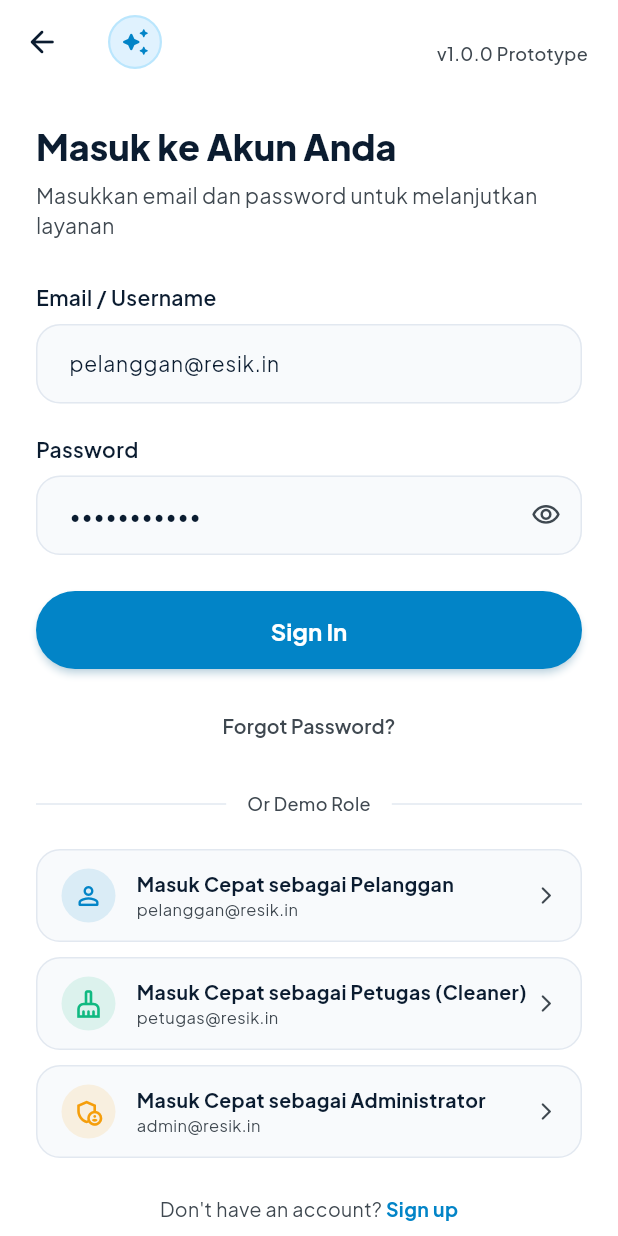
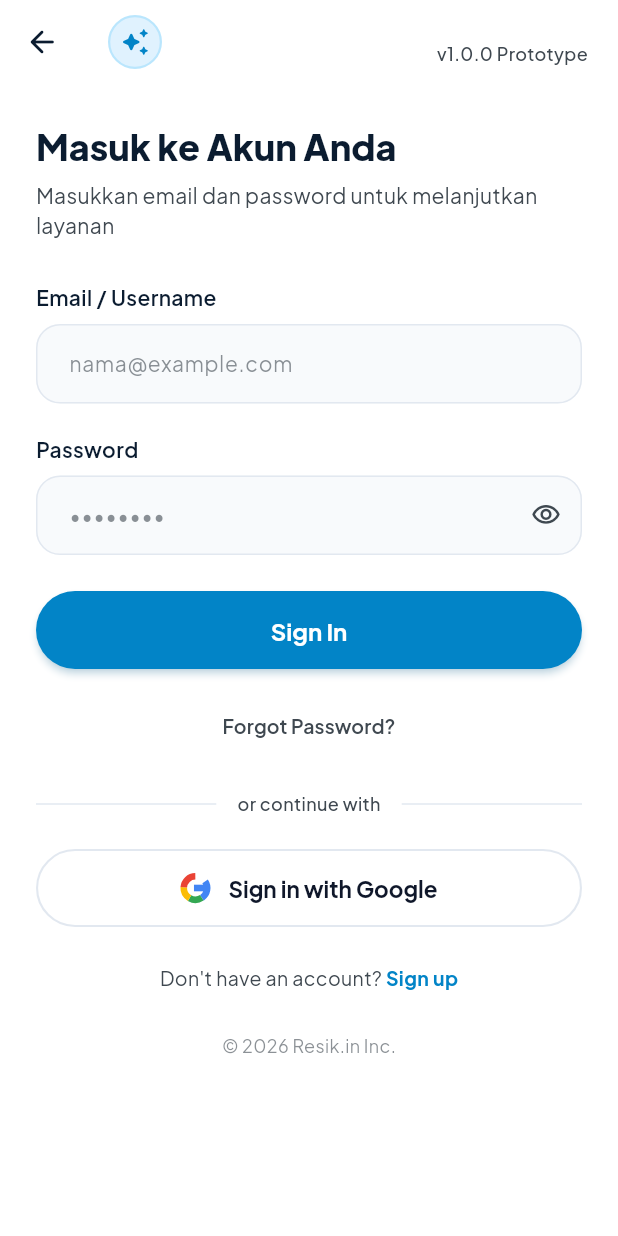
Before and after one commit to Remoonn/Resik.in, a Flutter app: the LoginScreen screen opened directly, on a phone screen of 412 x 824 dp. Run offline on Flutter 3.47's test engine with Material 3 defaults, Android fonts, the phone set to English and light mode, and no system bars; our stand-ins replace google_fonts, supabase_flutter; accounts and stored records are empty; network calls fail.

Commit message:
feat(mobile): enforce AuthGate, remove demo roles, and integrate Google Sign-In with Supabase

```diff
--- a/mobile/lib/constants.dart
+++ b/mobile/lib/constants.dart
@@ -17,3 +17,12 @@
     return 'http://localhost:3000/api';
   }
 }
+
+class SupabaseConstants {
+  static const String supabaseUrl = 'https://krcrptaslnpnvppikrek.supabase.co';
+  static const String supabaseAnonKey =
+      'eyJhbGciOiJIUzI1NiIsInR5cCI6IkpXVCJ9.eyJpc3MiOiJzdXBhYmFzZSIsInJlZiI6ImtyY3JwdGFzbG5wbnZwcGlrcmVrIiwicm9sZSI6ImFub24iLCJpYXQiOjE3ODk1MzE2MDYsImV4cCI6MjEwNTEwNzYwNn0.8K8Qlt6c4pSIswI-bOe-1rcC_sVPWDt6kTGA2umqRxc';
+  static const String authRedirectScheme = 'io.supabase.resikin';
+  static const String authRedirectHost = 'login-callback';
+  static const String authRedirectUrl = '$authRedirectScheme://$authRedirectHost';
+}
--- a/mobile/lib/models/user_model.dart
+++ b/mobile/lib/models/user_model.dart
@@ -6,6 +6,7 @@
   final String nomorWa;
   final String? cleanerId;
   final String? token;
+  final String? fotoUrl;
 
   const UserModel({
     required this.id,
@@ -15,6 +16,7 @@
     this.nomorWa = '-',
     this.cleanerId,
     this.token,
+    this.fotoUrl,
   });
 
   bool get isCustomer => role.toLowerCase() == 'customer';
@@ -42,6 +44,7 @@
       nomorWa: json['nomor_wa'] as String? ?? '-',
       cleanerId: json['cleaner_id'] as String?,
       token: json['token'] as String?,
+      fotoUrl: json['foto_url'] as String?,
     );
   }
 
@@ -54,6 +57,8 @@
       'nomor_wa': nomorWa,
       if (cleanerId != null) 'cleaner_id': cleanerId,
       if (token != null) 'token': token,
+      if (fotoUrl != null) 'foto_url': fotoUrl,
     };
   }
+
 }
--- a/mobile/lib/screens/login_screen.dart
+++ b/mobile/lib/screens/login_screen.dart
@@ -2,6 +2,7 @@
 import '../models/user_model.dart';
 import '../services/auth_service.dart';
 import '../theme/app_theme.dart';
+import '../widgets/google_icon_painter.dart';
 import 'register_screen.dart';
 
 class LoginScreen extends StatefulWidget {
@@ -13,8 +14,8 @@
 
 class _LoginScreenState extends State<LoginScreen> {
   final _formKey = GlobalKey<FormState>();
-  final _emailController = TextEditingController(text: 'pelanggan@resik.in');
-  final _passwordController = TextEditingController(text: 'password123');
+  final _emailController = TextEditingController();
+  final _passwordController = TextEditingController();
 
   bool _obscurePassword = true;
   bool _isLoading = false;
@@ -55,22 +56,30 @@
     }
   }
 
-  Future<void> _handleQuickDemoLogin(String role) async {
+  Future<void> _handleGoogleSignIn() async {
     setState(() {
       _isLoading = true;
       _errorMessage = null;
     });
 
     try {
-      final user = await AuthService().loginDemo(role);
+      await AuthService().signInWithGoogle();
       if (!mounted) return;
-      _onLoginSuccess(user);
+      if (AuthService().isAuthenticated) {
+        _onLoginSuccess(AuthService().currentUser!);
+      }
+    } catch (e) {
+      if (!mounted) return;
+      setState(() {
+        _errorMessage = 'Gagal login via Google: ${e.toString().replaceAll('Exception: ', '')}';
+      });
     } finally {
       if (mounted) {
         setState(() => _isLoading = false);
       }
     }
   }
+
 
   void _onLoginSuccess(UserModel user) {
     ScaffoldMessenger.of(context).showSnackBar(
@@ -371,7 +380,7 @@
                     Padding(
                       padding: const EdgeInsets.symmetric(horizontal: 14),
                       child: Text(
-                        'Or Demo Role',
+                        'or continue with',
                         style: TextStyle(
                           fontFamily: 'Plus Jakarta Sans',
                           fontSize: 12,
@@ -385,29 +394,39 @@
                 ),
                 const SizedBox(height: 18),
 
-                // Quick Demo Role Buttons
-                _buildDemoRoleButton(
-                  title: 'Masuk Cepat sebagai Pelanggan',
-                  subtitle: 'pelanggan@resik.in',
-                  icon: Icons.person_outline_rounded,
-                  color: const Color(0xFF0284C7),
-                  role: 'customer',
-                ),
-                const SizedBox(height: 10),
-                _buildDemoRoleButton(
-                  title: 'Masuk Cepat sebagai Petugas (Cleaner)',
-                  subtitle: 'petugas@resik.in',
-                  icon: Icons.cleaning_services_outlined,
-                  color: const Color(0xFF10B981),
-                  role: 'cleaner',
-                ),
-                const SizedBox(height: 10),
-                _buildDemoRoleButton(
-                  title: 'Masuk Cepat sebagai Administrator',
-                  subtitle: 'admin@resik.in',
-                  icon: Icons.admin_panel_settings_outlined,
-                  color: const Color(0xFFF59E0B),
-                  role: 'admin',
+                // Sign in with Google Button
+                SizedBox(
+                  width: double.infinity,
+                  height: 52,
+                  child: OutlinedButton(
+                    key: const Key('login_google_button'),
+                    onPressed: _isLoading ? null : _handleGoogleSignIn,
+                    style: OutlinedButton.styleFrom(
+                      backgroundColor: Colors.white,
+                      foregroundColor: AppColors.slate900,
+                      side: const BorderSide(color: Color(0xFFE2E8F0), width: 1.4),
+                      shape: RoundedRectangleBorder(
+                        borderRadius: BorderRadius.circular(28),
+                      ),
+                      elevation: 0,
+                    ),
+                    child: Row(
+                      mainAxisAlignment: MainAxisAlignment.center,
+                      children: [
+                        _buildGoogleIcon(),
+                        const SizedBox(width: 12),
+                        const Text(
+                          'Sign in with Google',
+                          style: TextStyle(
+                            fontFamily: 'Plus Jakarta Sans',
+                            fontSize: 15,
+                            fontWeight: FontWeight.w700,
+                            color: Color(0xFF0F172A),
+                          ),
+                        ),
+                      ],
+                    ),
+                  ),
                 ),
                 const SizedBox(height: 24),
 
@@ -464,62 +483,11 @@
     );
   }
 
-  Widget _buildDemoRoleButton({
-    required String title,
-    required String subtitle,
-    required IconData icon,
-    required Color color,
-    required String role,
-  }) {
-    return InkWell(
-      onTap: _isLoading ? null : () => _handleQuickDemoLogin(role),
-      borderRadius: BorderRadius.circular(16),
-      child: Container(
-        padding: const EdgeInsets.symmetric(horizontal: 16, vertical: 12),
-        decoration: BoxDecoration(
-          color: const Color(0xFFF8FAFC),
-          borderRadius: BorderRadius.circular(16),
-          border: Border.all(color: const Color(0xFFE2E8F0)),
-        ),
-        child: Row(
-          children: [
-            Container(
-              padding: const EdgeInsets.all(8),
-              decoration: BoxDecoration(
-                color: color.withValues(alpha: 0.12),
-                shape: BoxShape.circle,
-              ),
-              child: Icon(icon, size: 20, color: color),
-            ),
-            const SizedBox(width: 14),
-            Expanded(
-              child: Column(
-                crossAxisAlignment: CrossAxisAlignment.start,
-                children: [
-                  Text(
-                    title,
-                    style: TextStyle(
-                      fontFamily: 'Plus Jakarta Sans',
-                      fontSize: 13,
-                      fontWeight: FontWeight.w700,
-                      color: AppColors.slate900,
-                    ),
-                  ),
-                  Text(
-                    subtitle,
-                    style: TextStyle(
-                      fontFamily: 'Plus Jakarta Sans',
-                      fontSize: 11,
-                      color: AppColors.slate500,
-                    ),
-                  ),
-                ],
-              ),
-            ),
-            Icon(Icons.arrow_forward_ios_rounded, size: 14, color: AppColors.slate500),
-          ],
-        ),
-      ),
+  Widget _buildGoogleIcon() {
+    return const SizedBox(
+      width: 20,
+      height: 20,
+      child: CustomPaint(painter: GoogleIconPainter()),
     );
   }
 }
--- a/mobile/pubspec.yaml
+++ b/mobile/pubspec.yaml
@@ -37,6 +37,7 @@
   http: ^1.6.0
   intl: ^0.20.3
   google_fonts: ^8.2.1
+  supabase_flutter: ^2.8.0
 
 dev_dependencies:
   flutter_test:
```
Also changed, not shown: mobile/lib/main.dart (+41 -8 lines), mobile/lib/screens/welcome_screen.dart (+52 -14 lines), mobile/lib/services/auth_service.dart (+88 -1 lines), mobile/lib/widgets/google_icon_painter.dart (added, +74 -0 lines), mobile/pubspec.lock, 2 other files.
